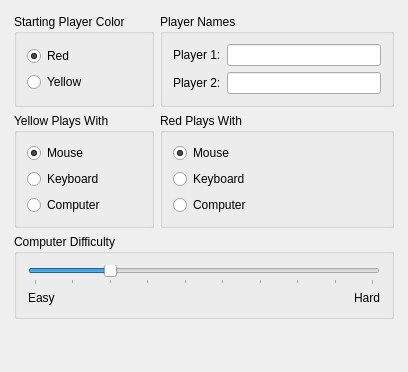
Above: src/settings.ui from KDE/kfourinline before the change. Below: the same form after it.
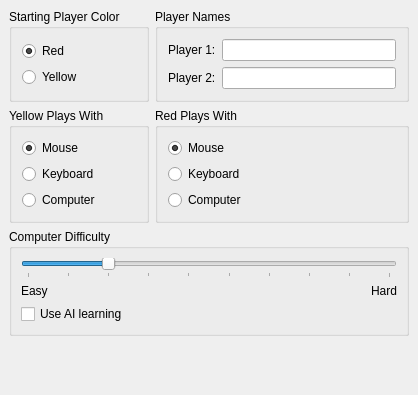
That is the form after the change.

```diff
--- a/src/settings.ui
+++ b/src/settings.ui
@@ -8,55 +8,46 @@
    <rect>
     <x>0</x>
     <y>0</y>
-    <width>408</width>
-    <height>372</height>
+    <width>410</width>
+    <height>395</height>
    </rect>
   </property>
-  <layout class="QHBoxLayout" >
-   <property name="margin" >
-    <number>9</number>
-   </property>
-   <property name="spacing" >
-    <number>6</number>
-   </property>
-   <item>
     <layout class="QGridLayout" >
      <property name="margin" >
-      <number>5</number>
+    <number>9</number>
      </property>
      <property name="spacing" >
       <number>6</number>
      </property>
+   <item row="3" column="1" >
+    <spacer>
+     <property name="orientation" >
+      <enum>Qt::Vertical</enum>
+     </property>
+     <property name="sizeType" >
+      <enum>QSizePolicy::Expanding</enum>
+     </property>
+     <property name="sizeHint" >
+      <size>
+       <width>254</width>
+       <height>21</height>
+      </size>
+     </property>
+    </spacer>
+   </item>
      <item row="2" column="0" colspan="2" >
       <widget class="QGroupBox" name="groupBox1" >
        <property name="title" >
         <string>Computer Difficulty</string>
        </property>
-       <layout class="QGridLayout" >
+     <layout class="QVBoxLayout" >
         <property name="margin" >
-         <number>11</number>
+       <number>9</number>
         </property>
         <property name="spacing" >
          <number>6</number>
         </property>
-        <item row="1" column="0" >
-         <widget class="QLabel" name="textLabel1" >
-          <property name="text" >
-           <string>Easy</string>
-          </property>
-         </widget>
-        </item>
-        <item row="1" column="1" >
-         <widget class="QLabel" name="textLabel2" >
-          <property name="text" >
-           <string>Hard</string>
-          </property>
-          <property name="alignment" >
-           <set>Qt::AlignRight|Qt::AlignTrailing|Qt::AlignVCenter</set>
-          </property>
-         </widget>
-        </item>
-        <item row="0" column="0" colspan="2" >
+      <item>
          <widget class="QSlider" name="kcfg_level" >
           <property name="whatsThis" >
            <string>Change the strength of the computer player.</string>
@@ -81,6 +72,40 @@
           </property>
          </widget>
         </item>
+      <item>
+       <layout class="QHBoxLayout" >
+        <property name="margin" >
+         <number>0</number>
+        </property>
+        <property name="spacing" >
+         <number>6</number>
+        </property>
+        <item>
+         <widget class="QLabel" name="textLabel1" >
+          <property name="text" >
+           <string>Easy</string>
+          </property>
+         </widget>
+        </item>
+        <item>
+         <widget class="QLabel" name="textLabel2" >
+          <property name="text" >
+           <string>Hard</string>
+          </property>
+          <property name="alignment" >
+           <set>Qt::AlignRight|Qt::AlignTrailing|Qt::AlignVCenter</set>
+          </property>
+         </widget>
+        </item>
+       </layout>
+      </item>
+      <item>
+       <widget class="QCheckBox" name="kcfg_learning" >
+        <property name="text" >
+         <string>Use AI learning</string>
+        </property>
+       </widget>
+      </item>
        </layout>
       </widget>
      </item>
@@ -182,72 +207,6 @@
        </layout>
       </widget>
      </item>
-     <item row="3" column="1" >
-      <spacer>
-       <property name="orientation" >
-        <enum>Qt::Vertical</enum>
-       </property>
-       <property name="sizeType" >
-        <enum>QSizePolicy::Expanding</enum>
-       </property>
-       <property name="sizeHint" >
-        <size>
-         <width>20</width>
-         <height>20</height>
-        </size>
-       </property>
-      </spacer>
-     </item>
-     <item row="0" column="0" >
-      <widget class="QGroupBox" name="StartColour" >
-       <property name="sizePolicy" >
-        <sizepolicy>
-         <hsizetype>1</hsizetype>
-         <vsizetype>13</vsizetype>
-         <horstretch>0</horstretch>
-         <verstretch>0</verstretch>
-        </sizepolicy>
-       </property>
-       <property name="title" >
-        <string>Starting Player Color</string>
-       </property>
-       <layout class="QVBoxLayout" >
-        <property name="margin" >
-         <number>5</number>
-        </property>
-        <property name="spacing" >
-         <number>5</number>
-        </property>
-        <item>
-         <layout class="QVBoxLayout" >
-          <property name="margin" >
-           <number>5</number>
-          </property>
-          <property name="spacing" >
-           <number>6</number>
-          </property>
-          <item>
-           <widget class="QRadioButton" name="kcfg_startcolourred" >
-            <property name="text" >
-             <string>Red</string>
-            </property>
-            <property name="checked" >
-             <bool>true</bool>
-            </property>
-           </widget>
-          </item>
-          <item>
-           <widget class="QRadioButton" name="kcfg_startcolouryellow" >
-            <property name="text" >
-             <string>Yellow</string>
-            </property>
-           </widget>
-          </item>
-         </layout>
-        </item>
-       </layout>
-      </widget>
-     </item>
      <item row="0" column="1" >
       <widget class="QGroupBox" name="groupBox2" >
        <property name="sizePolicy" >
@@ -301,7 +260,55 @@
        </layout>
       </widget>
      </item>
-    </layout>
+   <item row="0" column="0" >
+    <widget class="QGroupBox" name="StartColour" >
+     <property name="sizePolicy" >
+      <sizepolicy>
+       <hsizetype>1</hsizetype>
+       <vsizetype>13</vsizetype>
+       <horstretch>0</horstretch>
+       <verstretch>0</verstretch>
+      </sizepolicy>
+     </property>
+     <property name="title" >
+      <string>Starting Player Color</string>
+     </property>
+     <layout class="QVBoxLayout" >
+      <property name="margin" >
+       <number>5</number>
+      </property>
+      <property name="spacing" >
+       <number>5</number>
+      </property>
+      <item>
+       <layout class="QVBoxLayout" >
+        <property name="margin" >
+         <number>5</number>
+        </property>
+        <property name="spacing" >
+         <number>6</number>
+        </property>
+        <item>
+         <widget class="QRadioButton" name="kcfg_startcolourred" >
+          <property name="text" >
+           <string>Red</string>
+          </property>
+          <property name="checked" >
+           <bool>true</bool>
+          </property>
+         </widget>
+        </item>
+        <item>
+         <widget class="QRadioButton" name="kcfg_startcolouryellow" >
+          <property name="text" >
+           <string>Yellow</string>
+          </property>
+         </widget>
+        </item>
+       </layout>
+      </item>
+     </layout>
+    </widget>
    </item>
   </layout>
  </widget>
```
Left out of the diff: 3 changed lines with no effect on the pictures. Lines whose indentation alone changed are shown as unchanged.
